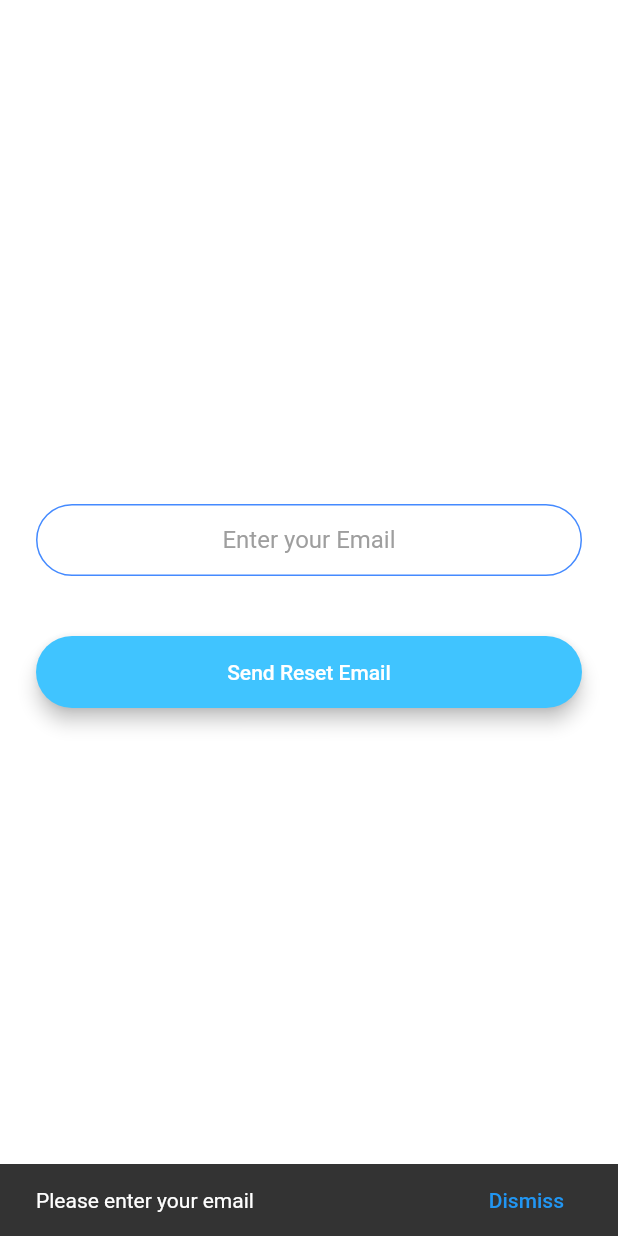
After one commit to shashankg3/flash_chat, a Flutter app: the ForgotPasswordScreen screen opened by its route, after a tap on "Send Reset Email", on a phone screen of 412 x 824 dp. The commit adds this screen. Run offline on Flutter 3.47's test engine with Material 2 defaults, Android fonts, the phone set to English and light mode, and no system bars; drawn by our look-alikes of modal_progress_hud_nsn; our stand-ins replace animated_text_kit, cloud_firestore, firebase_auth, firebase_core; accounts and stored records are empty.

Commit message:
Add forgot password screen and navigation

```diff
--- a/lib/main.dart
+++ b/lib/main.dart
@@ -3,6 +3,7 @@ import 'package:flash_chat/screens/chat_screen.dart';
 import 'package:flash_chat/screens/login_screen.dart';
 import 'package:flash_chat/screens/registration_screen.dart';
 import 'package:flash_chat/screens/welcome_screen.dart';
+import 'package:flash_chat/screens/forgot_password_screen.dart';
 import 'package:flutter/material.dart';
 
 void main() async {
@@ -27,6 +28,7 @@ class FlashChat extends StatelessWidget {
         LoginScreen.id: (context) => LoginScreen(),
         RegistrationScreen.id: (context) => RegistrationScreen(),
         ChatScreen.id: (context) => ChatScreen(),
+        ForgotPasswordScreen.id: (context) => ForgotPasswordScreen(),
       },
     );
   }
--- /dev/null
+++ b/lib/screens/forgot_password_screen.dart
@@ -0,0 +1,95 @@
+import 'package:firebase_auth/firebase_auth.dart';
+import 'package:flash_chat/components/rounded_button.dart';
+import 'package:flash_chat/constants.dart';
+import 'package:flutter/material.dart';
+import 'package:modal_progress_hud_nsn/modal_progress_hud_nsn.dart';
+
+class ForgotPasswordScreen extends StatefulWidget {
+  static String id = 'forgot_password_screen';
+
+  @override
+  _ForgotPasswordScreenState createState() => _ForgotPasswordScreenState();
+}
+
+class _ForgotPasswordScreenState extends State<ForgotPasswordScreen> {
+  final _auth = FirebaseAuth.instance;
+  late String email = '';
+  bool showSpinner = false;
+  String infoMessage = '';
+
+  @override
+  Widget build(BuildContext context) {
+    return Scaffold(
+      backgroundColor: Colors.white,
+      body: ModalProgressHUD(
+        inAsyncCall: showSpinner,
+        child: Padding(
+          padding: EdgeInsets.symmetric(horizontal: 24.0),
+          child: Column(
+            mainAxisAlignment: MainAxisAlignment.center,
+            crossAxisAlignment: CrossAxisAlignment.stretch,
+            children: <Widget>[
+              TextField(
+                keyboardType: TextInputType.emailAddress,
+                textAlign: TextAlign.center,
+                style: TextStyle(color: Colors.black),
+                onChanged: (value) {
+                  email = value;
+                },
+                decoration:
+                    kTextDecoration.copyWith(hintText: 'Enter your Email'),
+              ),
+              SizedBox(
+                height: 24.0,
+              ),
+              RoundedButton(
+                title: 'Send Reset Email',
+                colour: Colors.lightBlueAccent,
+                onPressed: () async {
+                  setState(() {
+                    showSpinner = true;
+                    infoMessage = '';
+                  });
+                  if (email.isEmpty) {
+                    infoMessage = 'Please enter your email';
+                  } else {
+                    try {
+                      await _auth.sendPasswordResetEmail(email: email);
+                      infoMessage = 'Password reset email sent';
+                    } on FirebaseAuthException catch (e) {
+                      if (e.code == 'user-not-found') {
+                        infoMessage = 'No user found for that email.';
+                      } else {
+                        infoMessage =
+                            'An error occurred. Please try again later.';
+                      }
+                    }
+                  }
+                  setState(() {
+                    showSpinner = false;
+                  });
+                  if (infoMessage.isNotEmpty) {
+                    ScaffoldMessenger.of(context).showSnackBar(SnackBar(
+                      backgroundColor: Color(0xFF333333),
+                      content: Text(
+                        infoMessage,
+                        style: TextStyle(color: Colors.white),
+                      ),
+                      action: SnackBarAction(
+                        label: 'Dismiss',
+                        onPressed: () {
+                          ScaffoldMessenger.of(context)
+                              .hideCurrentSnackBar();
+                        },
+                      ),
+                    ));
+                  }
+                },
+              ),
+            ],
+          ),
+        ),
+      ),
+    );
+  }
+}
--- a/lib/screens/login_screen.dart
+++ b/lib/screens/login_screen.dart
@@ -2,6 +2,7 @@ import 'package:firebase_auth/firebase_auth.dart';
 import 'package:flash_chat/components/rounded_button.dart';
 import 'package:flash_chat/constants.dart';
 import 'package:flash_chat/screens/chat_screen.dart';
+import 'package:flash_chat/screens/forgot_password_screen.dart';
 import 'package:flutter/material.dart';
 import 'package:modal_progress_hud_nsn/modal_progress_hud_nsn.dart';
 
@@ -124,6 +125,12 @@ class _LoginScreenState extends State<LoginScreen> {
                   }
                 },
               ),
+              TextButton(
+                onPressed: () {
+                  Navigator.pushNamed(context, ForgotPasswordScreen.id);
+                },
+                child: Text('Forgot Password?'),
+              ),
             ],
           ),
         ),
```
